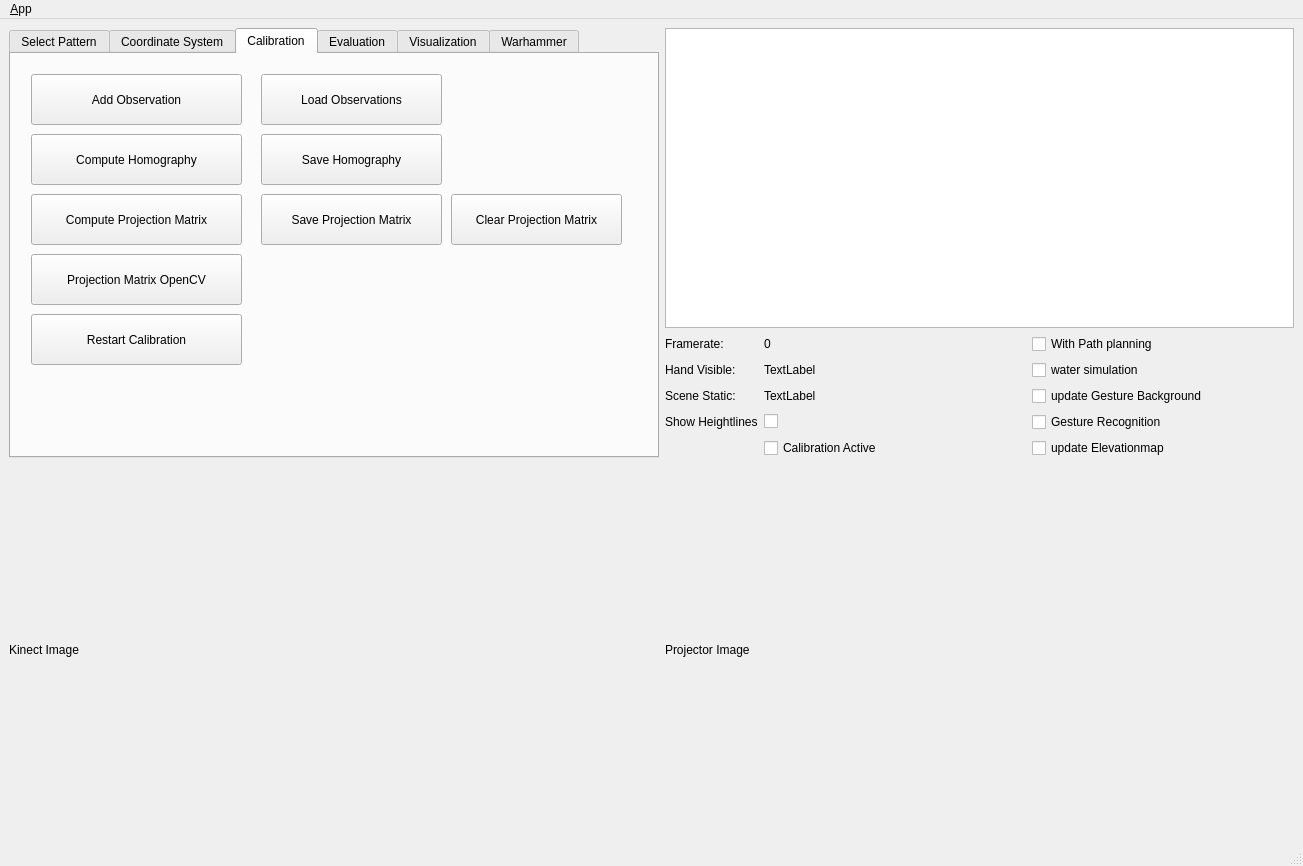
Above: ui/main_window.ui from NikolasE/projector_calibration before the change. Below: the same form after it.
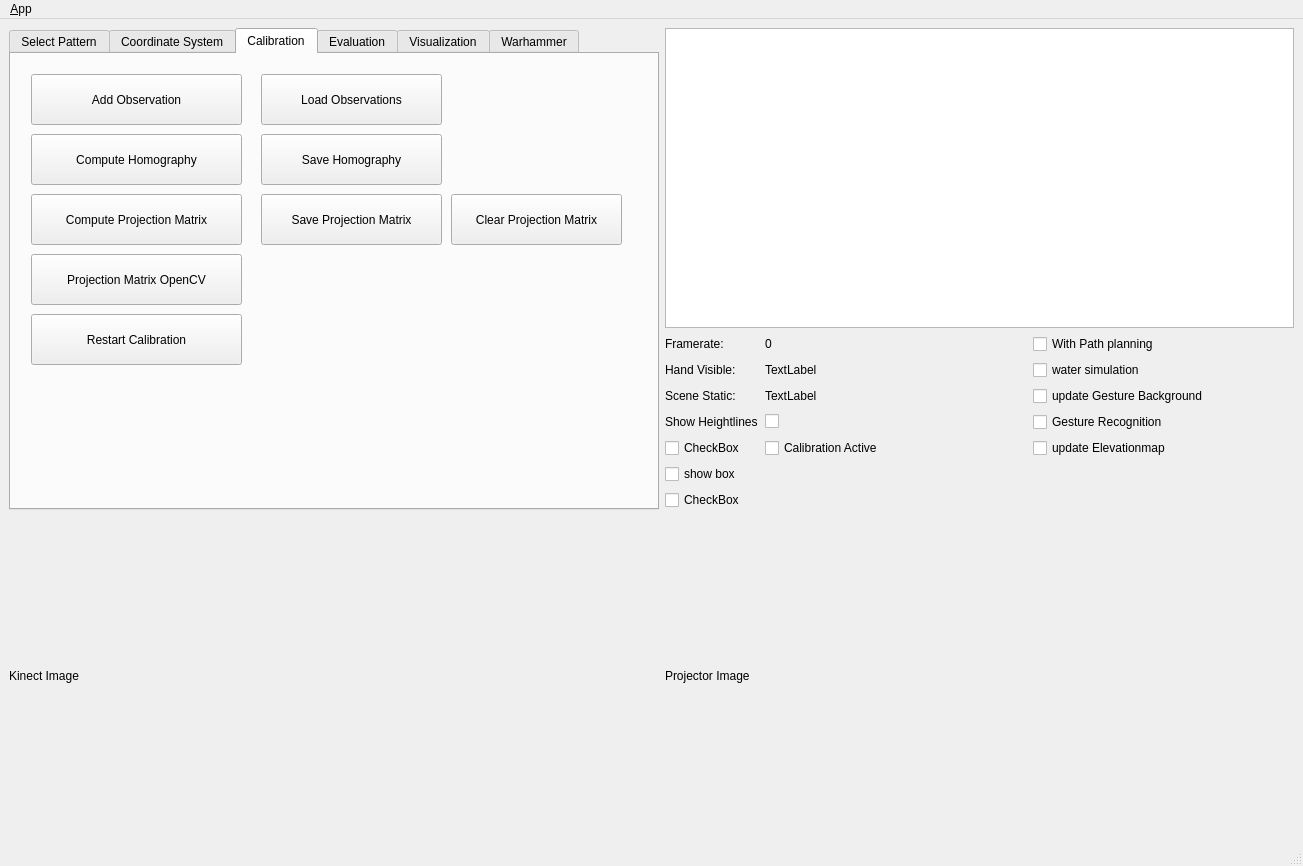
That is the form after the change. The open tabs and pages were chosen to show the change. Icons and pictures are not drawn.

Diff of the .ui file:
```diff
--- a/ui/main_window.ui
+++ b/ui/main_window.ui
@@ -91,6 +91,9 @@
       </item>
       <item>
        <layout class="QGridLayout" name="gridLayout">
+        <property name="horizontalSpacing">
+         <number>7</number>
+        </property>
         <property name="rightMargin">
          <number>0</number>
         </property>
@@ -107,7 +110,7 @@
           </property>
          </widget>
         </item>
-        <item row="4" column="3">
+        <item row="5" column="3">
          <widget class="QLabel" name="lb_static">
           <property name="text">
            <string>TextLabel</string>
@@ -127,14 +130,14 @@
           </property>
          </widget>
         </item>
-        <item row="5" column="1">
+        <item row="6" column="1">
          <widget class="QLabel" name="label_18">
           <property name="text">
            <string>Show Heightlines</string>
           </property>
          </widget>
         </item>
-        <item row="5" column="3">
+        <item row="6" column="3">
          <widget class="QCheckBox" name="cb_showHeightLines">
           <property name="text">
            <string/>
@@ -155,28 +158,28 @@
           </property>
          </widget>
         </item>
-        <item row="4" column="1">
+        <item row="5" column="1">
          <widget class="QLabel" name="label_16">
           <property name="text">
            <string>Scene Static:</string>
           </property>
          </widget>
         </item>
-        <item row="4" column="4">
+        <item row="5" column="4">
          <widget class="QCheckBox" name="fg_update_model">
           <property name="text">
            <string>update Gesture Background</string>
           </property>
          </widget>
         </item>
-        <item row="6" column="4">
+        <item row="7" column="4">
          <widget class="QCheckBox" name="fg_update_map">
           <property name="text">
            <string>update Elevationmap</string>
           </property>
          </widget>
         </item>
-        <item row="5" column="4">
+        <item row="6" column="4">
          <widget class="QCheckBox" name="cb_gesture">
           <property name="text">
            <string>Gesture Recognition</string>
@@ -197,13 +200,34 @@
           </property>
          </widget>
         </item>
-        <item row="6" column="3">
+        <item row="7" column="3">
          <widget class="QCheckBox" name="cb_calibration_active">
           <property name="text">
            <string>Calibration Active</string>
           </property>
          </widget>
         </item>
+        <item row="7" column="1">
+         <widget class="QCheckBox" name="checkBox">
+          <property name="text">
+           <string>CheckBox</string>
+          </property>
+         </widget>
+        </item>
+        <item row="9" column="1">
+         <widget class="QCheckBox" name="checkBox_2">
+          <property name="text">
+           <string>CheckBox</string>
+          </property>
+         </widget>
+        </item>
+        <item row="8" column="1">
+         <widget class="QCheckBox" name="cb_dark">
+          <property name="text">
+           <string>show box</string>
+          </property>
+         </widget>
+        </item>
        </layout>
       </item>
      </layout>
@@ -248,7 +272,7 @@
        </size>
       </property>
       <property name="currentIndex">
-       <number>4</number>
+       <number>2</number>
       </property>
       <property name="documentMode">
        <bool>false</bool>
```
Left out of the diff: 25 changed lines with no effect on the pictures.
